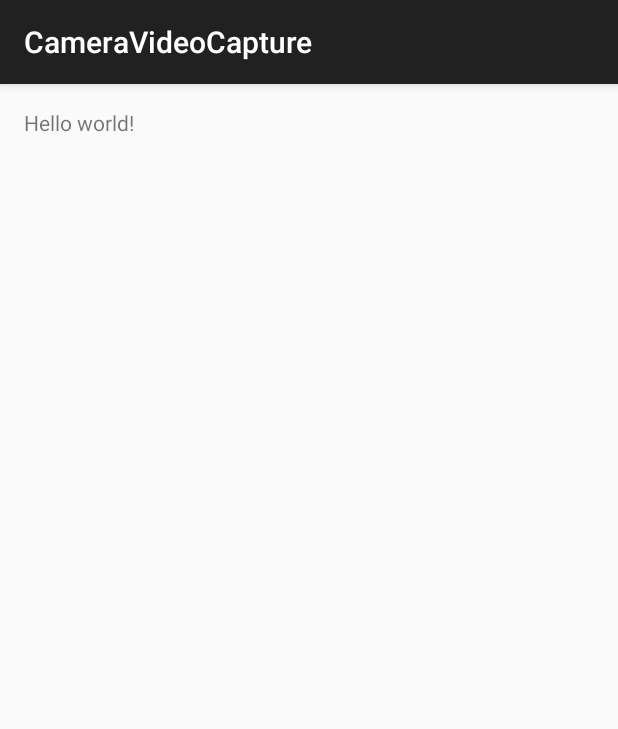
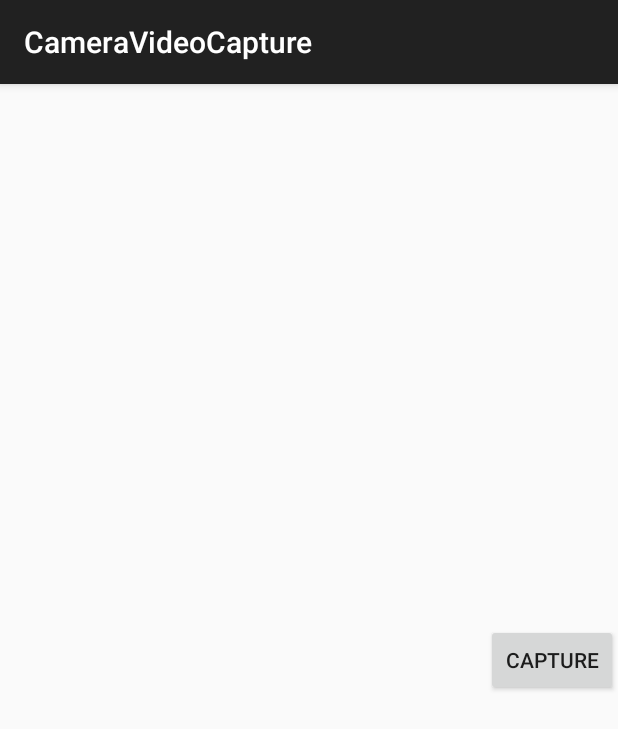
Before and after one commit to ZSergey26/CameraVideoCapture, an Android app: the screen it shows after launch (MainActivity), on a phone screen of 412 x 824 dp. Shown: the top 729 px of the screen. Run offline under Robolectric (Android 15) with nearby library versions, the phone set to English and light mode, and no system bars.

Commit message:
CameraVideoCapture class and layout changes

```diff
--- a/app/src/main/res/layout/activity_main.xml
+++ b/app/src/main/res/layout/activity_main.xml
@@ -1,11 +1,21 @@
-<RelativeLayout xmlns:android="http://schemas.android.com/apk/res/android"
-    xmlns:tools="http://schemas.android.com/tools" android:layout_width="match_parent"
-    android:layout_height="match_parent" android:paddingLeft="@dimen/activity_horizontal_margin"
-    android:paddingRight="@dimen/activity_horizontal_margin"
-    android:paddingTop="@dimen/activity_vertical_margin"
-    android:paddingBottom="@dimen/activity_vertical_margin" tools:context=".MainActivity">
+<?xml version="1.0" encoding="utf-8"?>
+<LinearLayout xmlns:android="http://schemas.android.com/apk/res/android"
+    android:orientation="horizontal"
+    android:layout_width="fill_parent"
+    android:layout_height="fill_parent"
+    >
+    <FrameLayout
+        android:id="@+id/camera_preview"
+        android:layout_width="fill_parent"
+        android:layout_height="fill_parent"
+        android:layout_weight="1"
+        />
 
-    <TextView android:text="@string/hello_world" android:layout_width="wrap_content"
-        android:layout_height="wrap_content" />
-
-</RelativeLayout>
+    <Button
+        android:id="@+id/button_capture"
+        android:text="Capture"
+        android:layout_width="wrap_content"
+        android:layout_height="wrap_content"
+        android:layout_gravity="center"
+        />
+</LinearLayout>
```
Also changed, not shown: app/src/main/java/com/locdevelop/zsergei/cameravideocapture/CameraVideoCapture.java (added, +81 -0 lines), app/src/main/java/com/locdevelop/zsergei/cameravideocapture/MainActivity.java (+20 -1 lines).
